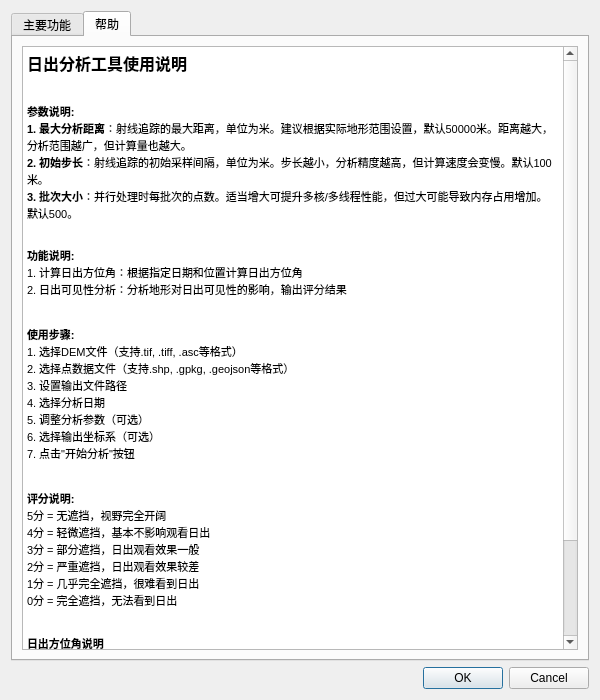
This is sunshine01_dialog_base.ui in keydsa/sunshine as Qt 5 draws it before an edit. The edited form follows.
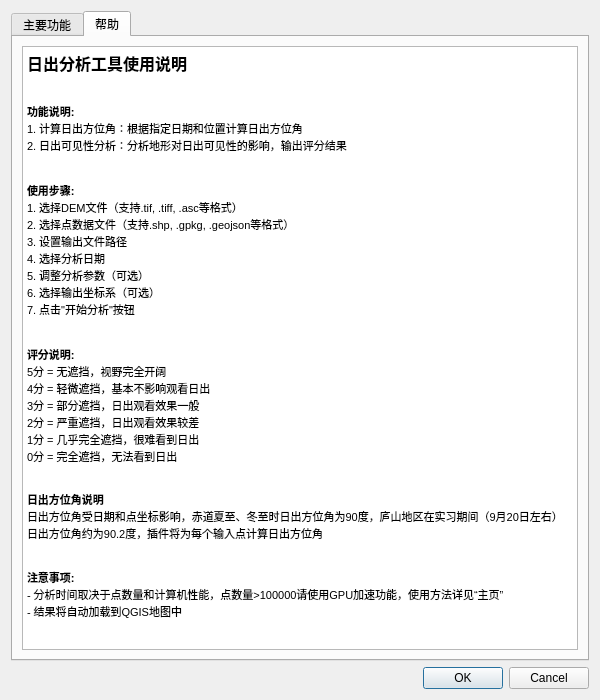
This is the edited form. The open tabs and pages were chosen to show the change. Icons and pictures are not drawn.

Commit message: 修复GPU分支

```diff
--- a/sunshine01_dialog_base.ui
+++ b/sunshine01_dialog_base.ui
@@ -488,11 +488,6 @@
 &lt;/style&gt;&lt;/head&gt;&lt;body style=&quot; font-family:'SimSun'; font-size:9pt; font-weight:400; font-style:normal;&quot;&gt;
 &lt;p style=&quot; margin-top:0px; margin-bottom:0px; margin-left:0px; margin-right:0px; -qt-block-indent:0; text-indent:0px;&quot;&gt;&lt;span style=&quot; font-family:'MS Shell Dlg 2'; font-size:12pt; font-weight:600;&quot;&gt;日出分析工具使用说明&lt;/span&gt;&lt;/p&gt;
 &lt;p style=&quot; margin-top:0px; margin-bottom:0px; margin-left:0px; margin-right:0px; -qt-block-indent:0; text-indent:0px;&quot;&gt;&lt;span style=&quot; font-family:'MS Shell Dlg 2'; font-size:8.25pt;&quot;&gt;&lt;br /&gt;&lt;/span&gt;&lt;/p&gt;
-&lt;p style=&quot; margin-top:0px; margin-bottom:0px; margin-left:0px; margin-right:0px; -qt-block-indent:0; text-indent:0px;&quot;&gt;&lt;span style=&quot; font-family:'MS Shell Dlg 2'; font-size:8.25pt; font-weight:600;&quot;&gt;参数说明:&lt;/span&gt;&lt;/p&gt;
-&lt;p style=&quot; margin-top:0px; margin-bottom:0px; margin-left:0px; margin-right:0px; -qt-block-indent:0; text-indent:0px;&quot;&gt;&lt;span style=&quot; font-size:8pt; font-weight:600;&quot;&gt;1. 最大分析距离&lt;/span&gt;&lt;span style=&quot; font-size:8pt;&quot;&gt;：射线追踪的最大距离，单位为米。建议根据实际地形范围设置，默认50000米。距离越大，分析范围越广，但计算量也越大。&lt;/span&gt;&lt;/p&gt;
-&lt;p style=&quot; margin-top:0px; margin-bottom:0px; margin-left:0px; margin-right:0px; -qt-block-indent:0; text-indent:0px;&quot;&gt;&lt;span style=&quot; font-size:8pt; font-weight:600;&quot;&gt;2. 初始步长&lt;/span&gt;&lt;span style=&quot; font-size:8pt;&quot;&gt;：射线追踪的初始采样间隔，单位为米。步长越小，分析精度越高，但计算速度会变慢。默认100米。&lt;/span&gt;&lt;/p&gt;
-&lt;p style=&quot; margin-top:0px; margin-bottom:0px; margin-left:0px; margin-right:0px; -qt-block-indent:0; text-indent:0px;&quot;&gt;&lt;span style=&quot; font-size:8pt; font-weight:600;&quot;&gt;3. 批次大小&lt;/span&gt;&lt;span style=&quot; font-size:8pt;&quot;&gt;：并行处理时每批次的点数。适当增大可提升多核/多线程性能，但过大可能导致内存占用增加。默认500。&lt;/span&gt;&lt;/p&gt;
-&lt;p style=&quot;-qt-paragraph-type:empty; margin-top:0px; margin-bottom:12px; margin-left:0px; margin-right:0px; -qt-block-indent:0; text-indent:0px; font-size:8pt;&quot;&gt;&lt;br /&gt;&lt;/p&gt;
 &lt;p style=&quot; margin-top:0px; margin-bottom:0px; margin-left:0px; margin-right:0px; -qt-block-indent:0; text-indent:0px;&quot;&gt;&lt;span style=&quot; font-family:'MS Shell Dlg 2'; font-size:8.25pt; font-weight:600;&quot;&gt;功能说明:&lt;/span&gt;&lt;/p&gt;
 &lt;p style=&quot; margin-top:0px; margin-bottom:0px; margin-left:0px; margin-right:0px; -qt-block-indent:0; text-indent:0px;&quot;&gt;&lt;span style=&quot; font-family:'MS Shell Dlg 2'; font-size:8.25pt;&quot;&gt;1. 计算日出方位角：根据指定日期和位置计算日出方位角&lt;/span&gt;&lt;/p&gt;
 &lt;p style=&quot; margin-top:0px; margin-bottom:0px; margin-left:0px; margin-right:0px; -qt-block-indent:0; text-indent:0px;&quot;&gt;&lt;span style=&quot; font-family:'MS Shell Dlg 2'; font-size:8.25pt;&quot;&gt;2. 日出可见性分析：分析地形对日出可见性的影响，输出评分结果&lt;/span&gt;&lt;/p&gt;
@@ -519,7 +514,7 @@
 &lt;p style=&quot; margin-top:0px; margin-bottom:0px; margin-left:0px; margin-right:0px; -qt-block-indent:0; text-indent:0px;&quot;&gt;&lt;span style=&quot; font-family:'MS Shell Dlg 2'; font-size:8.25pt;&quot;&gt;日出方位角受日期和点坐标影响，赤道夏至、冬至时日出方位角为90度，庐山地区在实习期间（9月20日左右）日出方位角约为90.2度，插件将为每个输入点计算日出方位角&lt;br /&gt;&lt;/span&gt;&lt;/p&gt;
 &lt;p style=&quot;-qt-paragraph-type:empty; margin-top:0px; margin-bottom:0px; margin-left:0px; margin-right:0px; -qt-block-indent:0; text-indent:0px; font-family:'MS Shell Dlg 2'; font-size:8.25pt;&quot;&gt;&lt;br /&gt;&lt;/p&gt;
 &lt;p style=&quot; margin-top:0px; margin-bottom:0px; margin-left:0px; margin-right:0px; -qt-block-indent:0; text-indent:0px;&quot;&gt;&lt;span style=&quot; font-family:'MS Shell Dlg 2'; font-size:8.25pt; font-weight:600;&quot;&gt;注意事项:&lt;/span&gt;&lt;/p&gt;
-&lt;p style=&quot; margin-top:0px; margin-bottom:0px; margin-left:0px; margin-right:0px; -qt-block-indent:0; text-indent:0px;&quot;&gt;&lt;span style=&quot; font-family:'MS Shell Dlg 2'; font-size:8.25pt;&quot;&gt;- 分析时间取决于点数量和计算机性能，点数量&amp;gt;100000请使用GPU加速功能，使用方法详见&amp;quot;主页&amp;quot;&lt;/span&gt;&lt;/p&gt;
+&lt;p style=&quot; margin-top:0px; margin-bottom:0px; margin-left:0px; margin-right:0px; -qt-block-indent:0; text-indent:0px;&quot;&gt;&lt;span style=&quot; font-family:'MS Shell Dlg 2'; font-size:8.25pt;&quot;&gt;- 分析时间取决于点数量和计算机性能，点数量&amp;gt;100000请使用GPU加速功能，使用方法详见“主页”&lt;/span&gt;&lt;/p&gt;
 &lt;p style=&quot; margin-top:0px; margin-bottom:0px; margin-left:0px; margin-right:0px; -qt-block-indent:0; text-indent:0px;&quot;&gt;&lt;span style=&quot; font-family:'MS Shell Dlg 2'; font-size:8.25pt;&quot;&gt;- 结果将自动加载到QGIS地图中&lt;/span&gt;&lt;/p&gt;&lt;/body&gt;&lt;/html&gt;</string>
          </property>
         </widget>
```
Left out of the diff: 2 changed lines with no effect on the pictures. Lines whose indentation alone changed are shown as unchanged. The commit also changes 2 other files.
